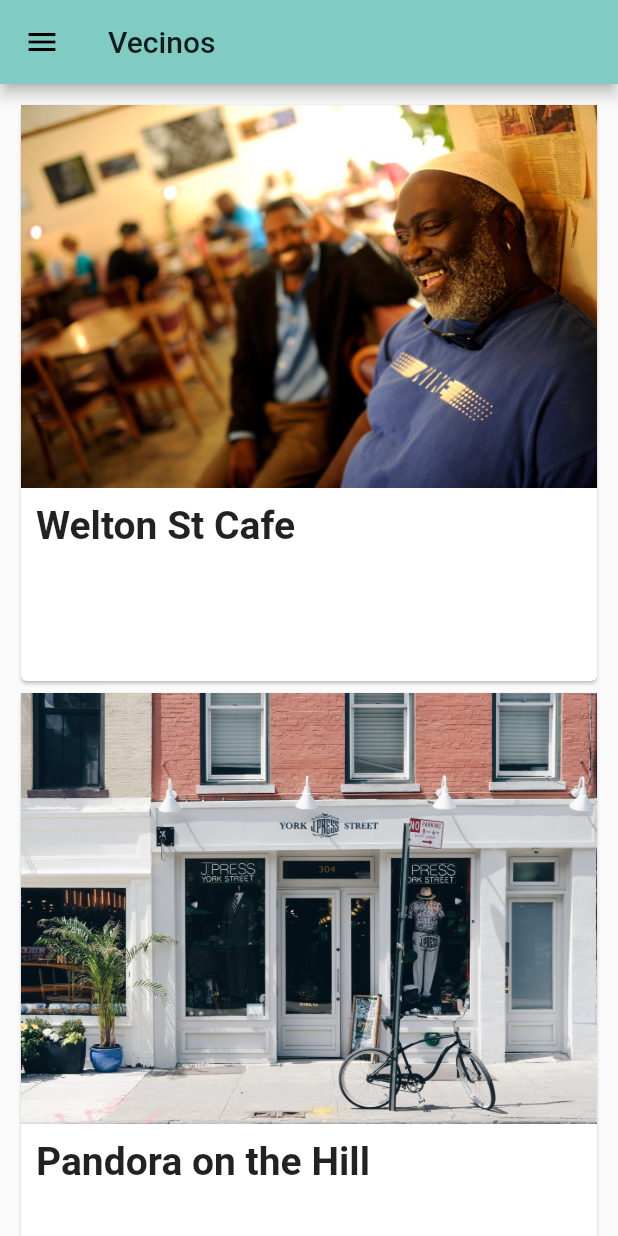
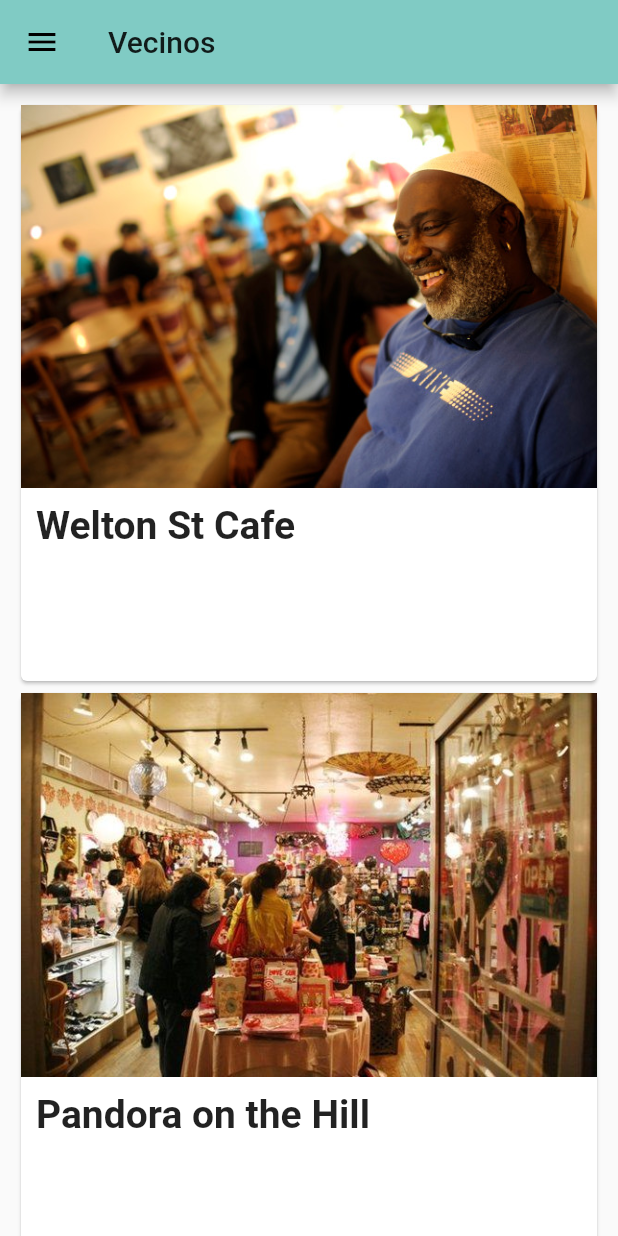
Before and after one commit to s0njablade/Vecinos-Front-End, a Flutter app: the CategoryPage screen opened by its route, tab 2 chosen, after a tap on "About", on a phone screen of 412 x 824 dp. Run offline on Flutter 3.47's test engine with Material 2 defaults, Android fonts, the phone set to English and light mode, and no system bars.

Commit message:
fixed some styling

```diff
--- a/lib/pages/categories/apperal.dart
+++ b/lib/pages/categories/apparel.dart
@@ -1,11 +1,11 @@
 import 'package:flutter/material.dart';
 
-class ApperalCreatePage extends StatelessWidget {
+class ApparelCreatePage extends StatelessWidget {
   @override
   Widget build(BuildContext context) {
     return Scaffold(
         appBar: AppBar(
-          title: Text('Apperal'),
+          title: Text('Apparel'),
         ),
         body: new Card(
             child: new Column(
--- a/lib/pages/categories/category.dart
+++ b/lib/pages/categories/category.dart
@@ -1,7 +1,7 @@
 import 'package:flutter/material.dart';
 
 import '../businesses.dart';
-import './apperal.dart';
+import './apparel.dart';
 import './food.dart';
 import './other.dart';
 import '../neighborhoods/neighborhoods.dart';
@@ -73,7 +73,7 @@ class CategoryPage extends StatelessWidget {
         ),
         body: TabBarView(
           children: <Widget>[
-            ApperalCreatePage(),
+            ApparelCreatePage(),
             FoodCreatePage(),
             OtherCreatePage(),
           ],
--- a/lib/pages/save.dart
+++ b/lib/pages/save.dart
@@ -14,14 +14,14 @@ class BusinessesRepo {
       Business(
         id: 2,
         title: 'Pandora on the Hill',
-        image: 'assets/storefront.jpg',
+        image: 'assets/pandora.jpg',
         address: 'Capitol Hill, Denver',
         description: 'We truly are locals who love locals locally.'
       ),
       Business(
         id: 3,
         title: 'Sterre',
-        image: 'assets/storefront.jpg',
+        image: 'assets/sterre.jpg',
         address: 'Stapleton, Denver',
         description: 'Inspired by the independent boutiques of Europe and the travels of founder Danielle van Ede, Sterre offers a rotating selection of quality items for fashion-forward women.'
       ),
--- a/pubspec.yaml
+++ b/pubspec.yaml
@@ -47,6 +47,8 @@ flutter:
   - assets/protos.jpg
   - assets/Olive-Finch_0.jpg
   - assets/welton_street_cafe.jpg
+  - assets/pandora.jpg
+  - assets/sterre.jpg
 
   #  - images/a_dot_ham.jpeg
 
```
Also changed, not shown: lib/pages/categories/other.dart (+37 -3 lines), assets/Sterre_Logo.png (deleted), assets/pandora.jpg (added), assets/sterre.jpg (added).
